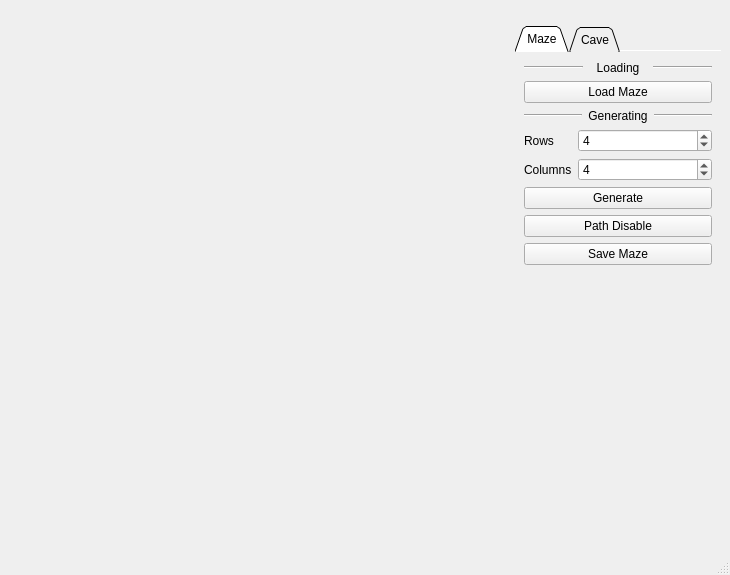
The window that src/view/mainwindow/mainwindow.ui (SergSinitsyn/Maze-and-Cave) describes before a commit, drawn with Qt 5.
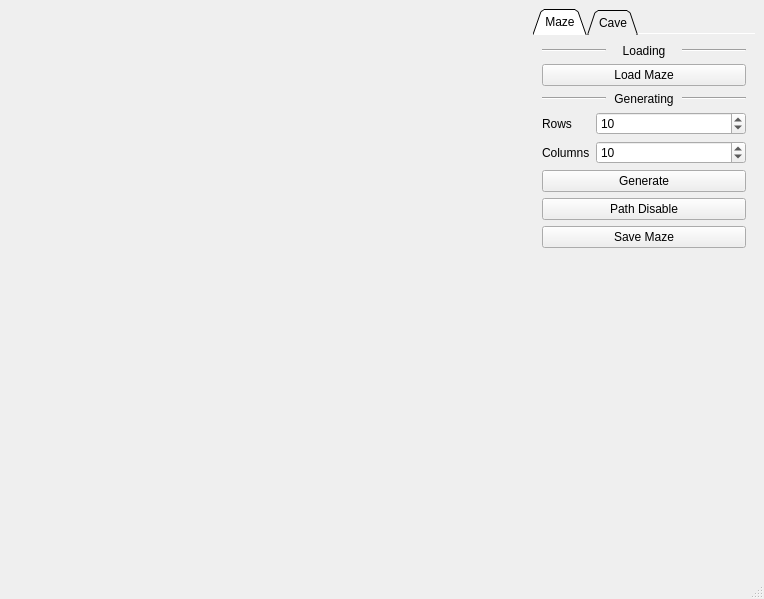
The same window after the commit. Custom widgets are drawn as their Qt base class.

Commit message: add cave widget

The edit to the form file:
```diff
--- a/src/view/mainwindow/mainwindow.ui
+++ b/src/view/mainwindow/mainwindow.ui
@@ -6,14 +6,21 @@
    <rect>
     <x>0</x>
     <y>0</y>
-    <width>730</width>
-    <height>575</height>
+    <width>764</width>
+    <height>599</height>
    </rect>
   </property>
   <property name="windowTitle">
    <string>MainWindow</string>
   </property>
   <widget class="QWidget" name="centralwidget">
+   <layout class="QHBoxLayout" name="horizontalLayout_6">
+    <item>
+     <widget class="QStackedWidget" name="stackedWidget_picture">
+      <property name="currentIndex">
+       <number>1</number>
+      </property>
+      <widget class="QWidget" name="page_3">
    <layout class="QFormLayout" name="formLayout">
     <item row="0" column="0">
      <widget class="MazeWidget" name="widget" native="true">
@@ -40,7 +47,31 @@
       </property>
      </widget>
     </item>
-    <item row="0" column="1">
+       </layout>
+      </widget>
+      <widget class="QWidget" name="page_4">
+       <layout class="QFormLayout" name="formLayout_4">
+        <item row="0" column="0">
+         <widget class="CaveWidget" name="cave_widget" native="true">
+          <property name="minimumSize">
+           <size>
+            <width>500</width>
+            <height>500</height>
+           </size>
+          </property>
+          <property name="maximumSize">
+           <size>
+            <width>500</width>
+            <height>500</height>
+           </size>
+          </property>
+         </widget>
+        </item>
+       </layout>
+      </widget>
+     </widget>
+    </item>
+    <item>
      <layout class="QVBoxLayout" name="verticalLayout">
       <item>
        <widget class="QTabWidget" name="tabWidget">
@@ -176,7 +207,7 @@
                <number>50</number>
               </property>
               <property name="value">
-               <number>4</number>
+               <number>10</number>
               </property>
              </widget>
             </item>
@@ -198,7 +229,7 @@
                <number>50</number>
               </property>
               <property name="value">
-               <number>4</number>
+               <number>10</number>
               </property>
              </widget>
             </item>
@@ -501,6 +532,12 @@
    <header>mazewidget.h</header>
    <container>1</container>
   </customwidget>
+  <customwidget>
+   <class>CaveWidget</class>
+   <extends>QWidget</extends>
+   <header>cavewidget.h</header>
+   <container>1</container>
+  </customwidget>
  </customwidgets>
  <resources/>
  <connections/>
```
Left out of the diff: 8 changed lines with no effect on the pictures. Lines whose indentation alone changed are shown as unchanged. The commit also changes 8 other files.
